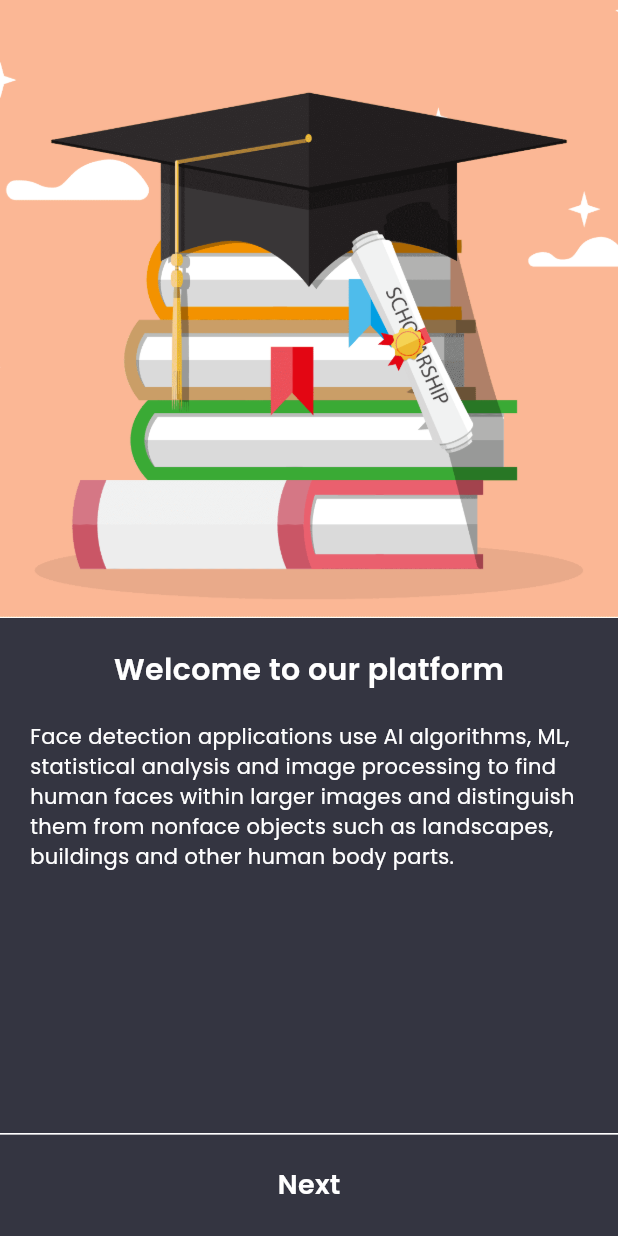
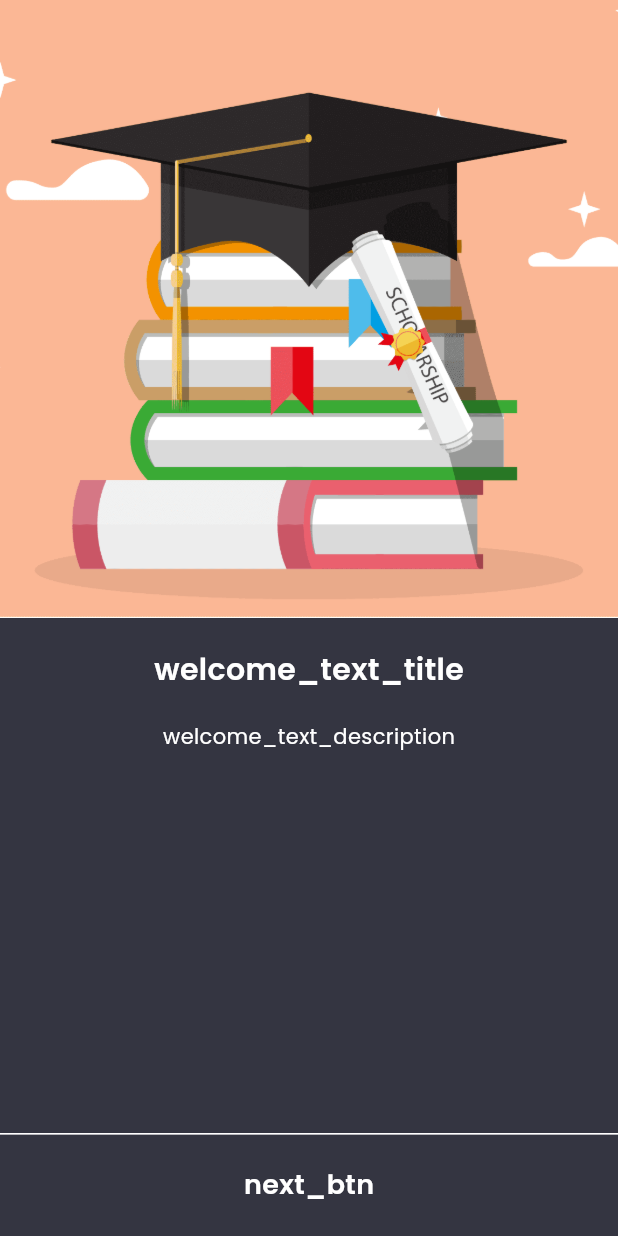
Before and after one commit to asmfahim1/face_detect_user_part, a Flutter app: the GetStartedScreen screen opened by its route, on a phone screen of 412 x 824 dp. Run offline on Flutter 3.47's test engine with Material 3 defaults, Android fonts, the phone set to English and light mode, and no system bars; our stand-ins replace dio, flutter_svg, get, google_fonts, image_picker, package_info_plus and 2 more; missing offline and left inert: google_mlkit_face_detection, tflite_flutter; accounts and stored records are empty; generated files the repository leaves out were written again; network calls fail.

Commit message:
localization part modified

```diff
--- a/lib/l10n/getx_localization.dart
+++ b/lib/l10n/getx_localization.dart
@@ -6,7 +6,7 @@ class Language extends Translations {
     'en_US' : {
 
       //splash screen
-      'splash text' : 'Face Registration APP',
+      'splash_text' : 'Face Registration APP',
       'dashboard' : 'Dashboard',
 
 
@@ -48,7 +48,7 @@ class Language extends Translations {
 
     'bn_BD' : {
       //splash screen
-      'splash text' : 'ফেস ডিটেকশন অ্যাপ',
+      'splash_text' : 'ফেস ডিটেকশন অ্যাপ',
       'dashboard' : 'ড্যাশবোর্ড',
 
       //login screen
--- a/lib/main.dart
+++ b/lib/main.dart
@@ -1,9 +1,8 @@
 import 'package:flutter/material.dart';
 import 'package:flutter/services.dart';
-//localization
-import 'package:flutter_gen/gen_l10n/app_localizations.dart';
 import 'package:get/get.dart';
 import 'package:google_fonts/google_fonts.dart';
+import 'package:mict_final_project/core/utils/app_version.dart';
 import 'package:mict_final_project/core/utils/dimensions.dart';
 import 'package:mict_final_project/l10n/getx_localization.dart';
 
@@ -26,6 +25,8 @@ Future<void> initializeGet() async {
   await Get.putAsync(() async {
     return Dimensions(); // Initialize Dimensions class
   });
+  await PrefHelper.init();
+  await AppVersion.getVersion();
 }
 
 class MyApp extends StatelessWidget {
--- a/lib/module/auth/login/view/get_started_screen.dart
+++ b/lib/module/auth/login/view/get_started_screen.dart
@@ -50,12 +50,12 @@ class GetStartedScreen extends StatelessWidget {
                 child: Column(
                   children: [
                     TextWidget(
-                      'Welcome to our platform',
+                      'welcome_text_title'.tr,
                       style: TextStyles.title20.copyWith(color: whiteColor),
                     ),
                     const SizedBoxHeight20(),
                     TextWidget(
-                      'Face detection applications use AI algorithms, ML, statistical analysis and image processing to find human faces within larger images and distinguish them from nonface objects such as landscapes, buildings and other human body parts.',
+                      'welcome_text_description'.tr,
                       style: TextStyles.regular14.copyWith(color: whiteColor),
                     ),
                   ],
@@ -74,7 +74,7 @@ class GetStartedScreen extends StatelessWidget {
                   ),
                   alignment: Alignment.center,
                   child: TextWidget(
-                    'Next',
+                    'next_btn'.tr,
                     style: TextStyles.regular18.copyWith(color: whiteColor),
                   ),
                 ),
--- a/lib/module/auth/login/view/splash_screen.dart
+++ b/lib/module/auth/login/view/splash_screen.dart
@@ -41,7 +41,7 @@ class _SplashScreenState extends State<SplashScreen>
               child: Image.asset(appIconImage),
             ),
             TextWidget(
-              'splash text'.tr,
+              'splash_text'.tr,
               style: TextStyles.title22.copyWith(color: primaryColor),
             )
           ],
--- a/lib/module/auth/login/view/widgets/exam_list_dropdown_widget.dart
+++ b/lib/module/auth/login/view/widgets/exam_list_dropdown_widget.dart
@@ -22,7 +22,7 @@ class ExamDropdown extends StatelessWidget {
 
         if (controller.examList.isEmpty) {
           return TextWidget(
-            "No exams available right now",
+            'null_exam_list'.tr,
             style: TextStyles.regular14.copyWith(color: redColor),
           );
         }
```
Also changed, not shown: lib/module/auth/login/repo/login_repo.dart (+8 -0 lines).
